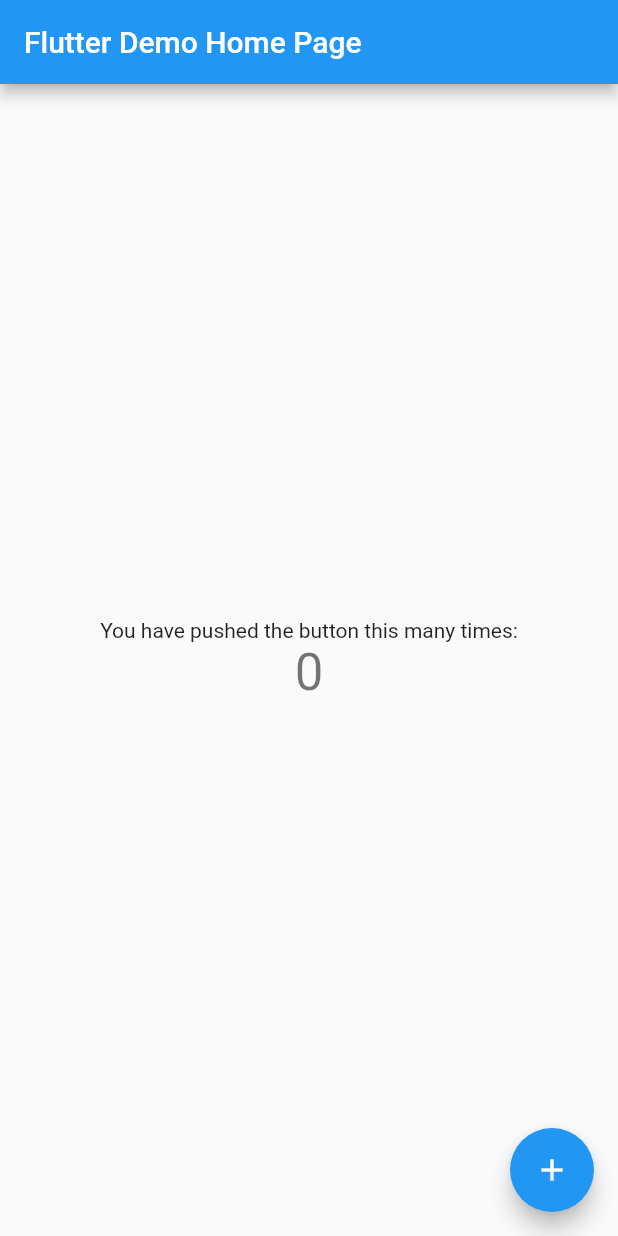
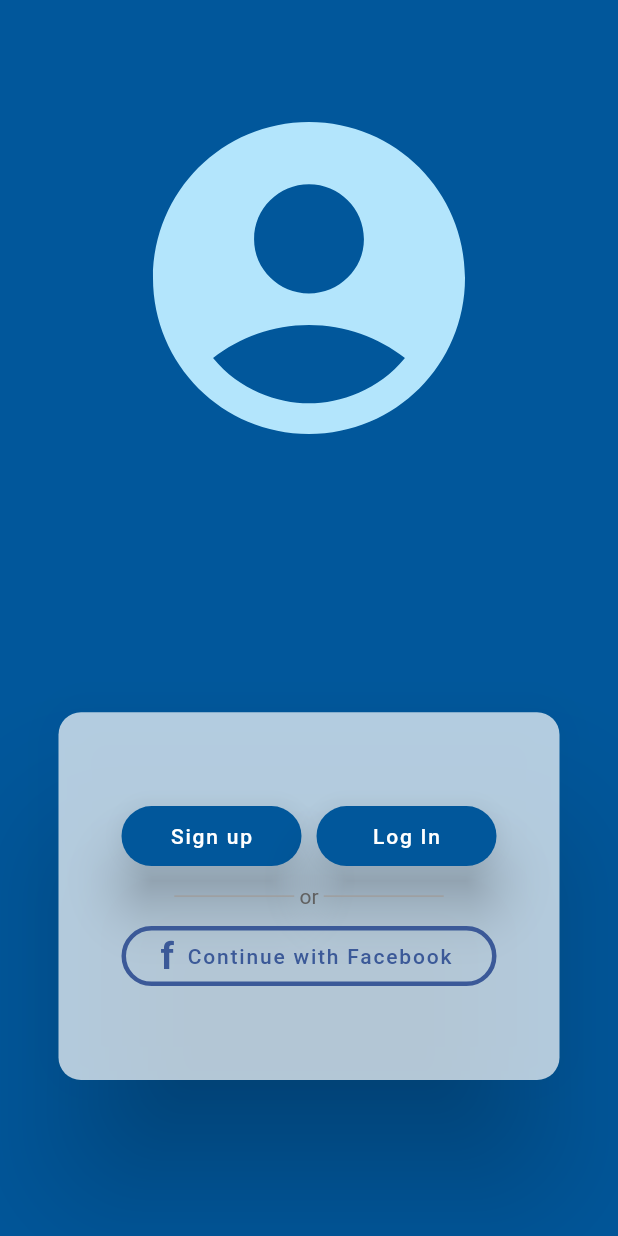
Before and after one commit to ashutosh201/make_it_rain_lads, a Flutter app: the screen it shows after launch, on a phone screen of 412 x 824 dp. Run offline on Flutter 3.47's test engine with Material 2 defaults, Android fonts, the phone set to English and light mode, and no system bars.

Commit message:
added login/signup page

```diff
--- a/lib/main.dart
+++ b/lib/main.dart
@@ -1,117 +1,145 @@
 import 'package:flutter/material.dart';
 
 void main() {
-  runApp(MyApp());
+  runApp(MaterialApp(
+    home: LogInSignUpPage(),
+    theme: ThemeData(
+      primarySwatch: Colors.blue,
+      visualDensity: VisualDensity.adaptivePlatformDensity,
+    ),
+  ));
 }
 
-class MyApp extends StatelessWidget {
-  // This widget is the root of your application.
+class LogInSignUpPage extends StatefulWidget {
+  @override
+  _LogInSignUpPageState createState() => _LogInSignUpPageState();
+}
+
+class _LogInSignUpPageState extends State<LogInSignUpPage> {
   @override
   Widget build(BuildContext context) {
-    return MaterialApp(
-      title: 'Flutter Demo',
-      theme: ThemeData(
-        // This is the theme of your application.
-        //
-        // Try running your application with "flutter run". You'll see the
-        // application has a blue toolbar. Then, without quitting the app, try
-        // changing the primarySwatch below to Colors.green and then invoke
-        // "hot reload" (press "r" in the console where you ran "flutter run",
-        // or simply save your changes to "hot reload" in a Flutter IDE).
-        // Notice that the counter didn't reset back to zero; the application
-        // is not restarted.
-        primarySwatch: Colors.blue,
-        // This makes the visual density adapt to the platform that you run
-        // the app on. For desktop platforms, the controls will be smaller and
-        // closer together (more dense) than on mobile platforms.
-        visualDensity: VisualDensity.adaptivePlatformDensity,
+    return Scaffold(
+      backgroundColor: Colors.lightBlue[900],
+      body: Column(
+        children: [
+          Container(
+            width: MediaQuery.of(context).size.width,
+            height: MediaQuery.of(context).size.height * 0.45,
+            child: Center(
+              child: Icon(
+                Icons.account_circle,
+                color: Colors.lightBlue[100],
+                size: 250,
               ),
-      home: MyHomePage(title: 'Flutter Demo Home Page'),
-    );
-  }
-}
-
-class MyHomePage extends StatefulWidget {
-  MyHomePage({Key key, this.title}) : super(key: key);
-
-  // This widget is the home page of your application. It is stateful, meaning
-  // that it has a State object (defined below) that contains fields that affect
-  // how it looks.
-
-  // This class is the configuration for the state. It holds the values (in this
-  // case the title) provided by the parent (in this case the App widget) and
-  // used by the build method of the State. Fields in a Widget subclass are
-  // always marked "final".
-
-  final String title;
-
-  @override
-  _MyHomePageState createState() => _MyHomePageState();
-}
-
-class _MyHomePageState extends State<MyHomePage> {
-  int _counter = 0;
-
-  void _incrementCounter() {
-    setState(() {
-      // This call to setState tells the Flutter framework that something has
-      // changed in this State, which causes it to rerun the build method below
-      // so that the display can reflect the updated values. If we changed
-      // _counter without calling setState(), then the build method would not be
-      // called again, and so nothing would appear to happen.
-      _counter++;
-    });
-  }
-
-  @override
-  Widget build(BuildContext context) {
-    // This method is rerun every time setState is called, for instance as done
-    // by the _incrementCounter method above.
-    //
-    // The Flutter framework has been optimized to make rerunning build methods
-    // fast, so that you can just rebuild anything that needs updating rather
-    // than having to individually change instances of widgets.
-    return Scaffold(
-      appBar: AppBar(
-        // Here we take the value from the MyHomePage object that was created by
-        // the App.build method, and use it to set our appbar title.
-        title: Text(widget.title),
             ),
-      body: Center(
-        // Center is a layout widget. It takes a single child and positions it
-        // in the middle of the parent.
+          ),
+          Container(
+            width: MediaQuery.of(context).size.width,
+            height: MediaQuery.of(context).size.height * 0.55,
+            child: Padding(
+              padding:
+                  const EdgeInsets.symmetric(horizontal: 35, vertical: 100),
+              child: Card(
+                elevation: 40,
+                shape: RoundedRectangleBorder(
+                  borderRadius: BorderRadius.circular(15),
+                ),
+                color: Colors.white.withOpacity(0.7),
                 child: Column(
-          // Column is also a layout widget. It takes a list of children and
-          // arranges them vertically. By default, it sizes itself to fit its
-          // children horizontally, and tries to be as tall as its parent.
-          //
-          // Invoke "debug painting" (press "p" in the console, choose the
-          // "Toggle Debug Paint" action from the Flutter Inspector in Android
-          // Studio, or the "Toggle Debug Paint" command in Visual Studio Code)
-          // to see the wireframe for each widget.
-          //
-          // Column has various properties to control how it sizes itself and
-          // how it positions its children. Here we use mainAxisAlignment to
-          // center the children vertically; the main axis here is the vertical
-          // axis because Columns are vertical (the cross axis would be
-          // horizontal).
                   mainAxisAlignment: MainAxisAlignment.center,
-          children: <Widget>[
-            Text(
-              'You have pushed the button this many times:',
+                  children: [
+                    Row(
+                      mainAxisAlignment: MainAxisAlignment.center,
+                      children: [
+                        Container(
+                          height: 40,
+                          width: 120,
+                          child: FloatingActionButton.extended(
+                            onPressed: () {},
+                            elevation: 15,
+                            backgroundColor: Colors.lightBlue[900],
+                            label: Text("Sign up"),
+                          ),
+                        ),
+                        SizedBox(
+                          width: 10,
+                        ),
+                        Container(
+                          height: 40,
+                          width: 120,
+                          child: FloatingActionButton.extended(
+                            onPressed: () {},
+                            elevation: 15,
+                            backgroundColor: Colors.lightBlue[900],
+                            label: Text("Log In"),
+                          ),
+                        ),
+                      ],
+                    ),
+                    Row(
+                      mainAxisAlignment: MainAxisAlignment.center,
+                      children: [
+                        Container(
+                          width: 80,
+                          child: Divider(
+                            height: 40,
+                            thickness: 1,
+                            color: Colors.grey,
+                          ),
                         ),
                         Text(
-              '$_counter',
-              style: Theme.of(context).textTheme.headline4,
+                          " or ",
+                          style: TextStyle(
+                            color: Colors.grey[700],
+                          ),
+                        ),
+                        Container(
+                          width: 80,
+                          child: Divider(
+                            height: 40,
+                            thickness: 1,
+                            color: Colors.grey,
+                          ),
+                        ),
+                      ],
+                    ),
+                    Container(
+                      height: 40,
+                      width: 250,
+                      child: FloatingActionButton.extended(
+                        onPressed: () {},
+                        shape: RoundedRectangleBorder(
+                          borderRadius: BorderRadius.circular(20),
+                          side: BorderSide(
+                            width: 3,
+                            color: Color.fromRGBO(59, 89, 152, 1),
+                          ),
+                        ),
+                        backgroundColor: Colors.transparent,
+                        elevation: 0,
+                        icon: Text(
+                          "f",
+                          style: TextStyle(
+                            fontSize: 25,
+                            fontWeight: FontWeight.bold,
+                            color: Color.fromRGBO(59, 89, 152, 1),
+                          ),
+                        ),
+                        label: Text(
+                          "Continue with Facebook",
+                          style: TextStyle(
+                            color: Color.fromRGBO(59, 89, 152, 1),
+                          ),
+                        ),
+                      ),
                     ),
                   ],
                 ),
               ),
-      floatingActionButton: FloatingActionButton(
-        onPressed: _incrementCounter,
-        tooltip: 'Increment',
-        child: Icon(Icons.add),
-      ), // This trailing comma makes auto-formatting nicer for build methods.
+            ),
+          ),
+        ],
+      ),
     );
   }
 }
```
Lines whose indentation alone changed are shown as unchanged.
